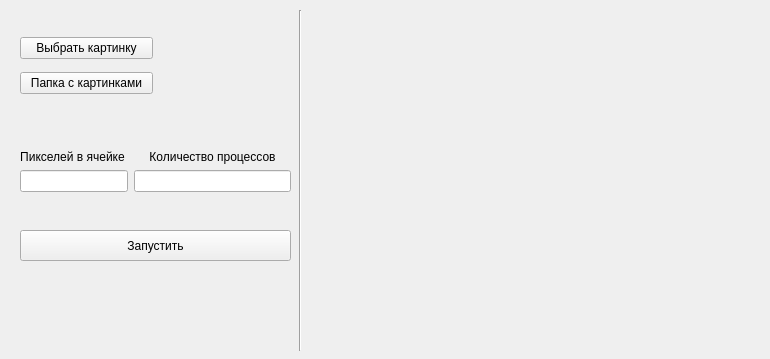
Qt form design.ui (olezhko9/photo-puzzle) before a commit.
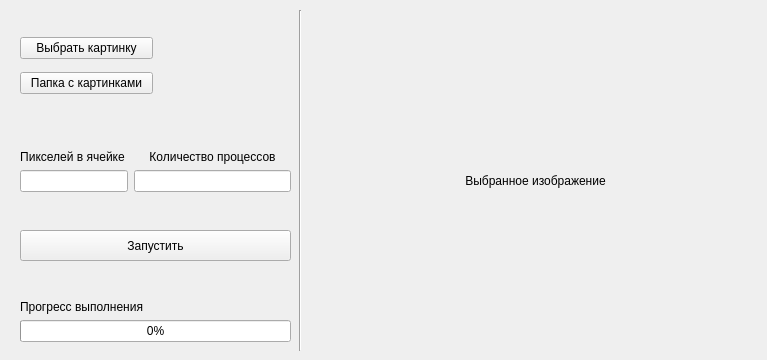
The same form after that commit.

Commit message: Now PhotoPuzzle process is starting in other thread. Added progress bar that displays the process of creating image.

What changed in the file:
```diff
--- a/design.ui
+++ b/design.ui
@@ -6,8 +6,8 @@
    <rect>
     <x>0</x>
     <y>0</y>
-    <width>770</width>
-    <height>359</height>
+    <width>767</width>
+    <height>360</height>
    </rect>
   </property>
   <property name="windowTitle">
@@ -27,7 +27,10 @@
      <item>
       <widget class="QLabel" name="pixmapLabel">
        <property name="text">
-        <string/>
+        <string>Выбранное изображение</string>
+       </property>
+       <property name="alignment">
+        <set>Qt::AlignCenter</set>
        </property>
       </widget>
      </item>
@@ -143,6 +146,35 @@
      </item>
     </layout>
    </widget>
+   <widget class="QWidget" name="progressLayout" native="true">
+    <property name="enabled">
+     <bool>true</bool>
+    </property>
+    <property name="geometry">
+     <rect>
+      <x>20</x>
+      <y>300</y>
+      <width>271</width>
+      <height>42</height>
+     </rect>
+    </property>
+    <layout class="QVBoxLayout" name="verticalLayout">
+     <item>
+      <widget class="QLabel" name="label">
+       <property name="text">
+        <string>Прогресс выполнения</string>
+       </property>
+      </widget>
+     </item>
+     <item>
+      <widget class="QProgressBar" name="progressBar">
+       <property name="value">
+        <number>0</number>
+       </property>
+      </widget>
+     </item>
+    </layout>
+   </widget>
   </widget>
  </widget>
  <resources/>
```
The commit also changes 4 other files.
